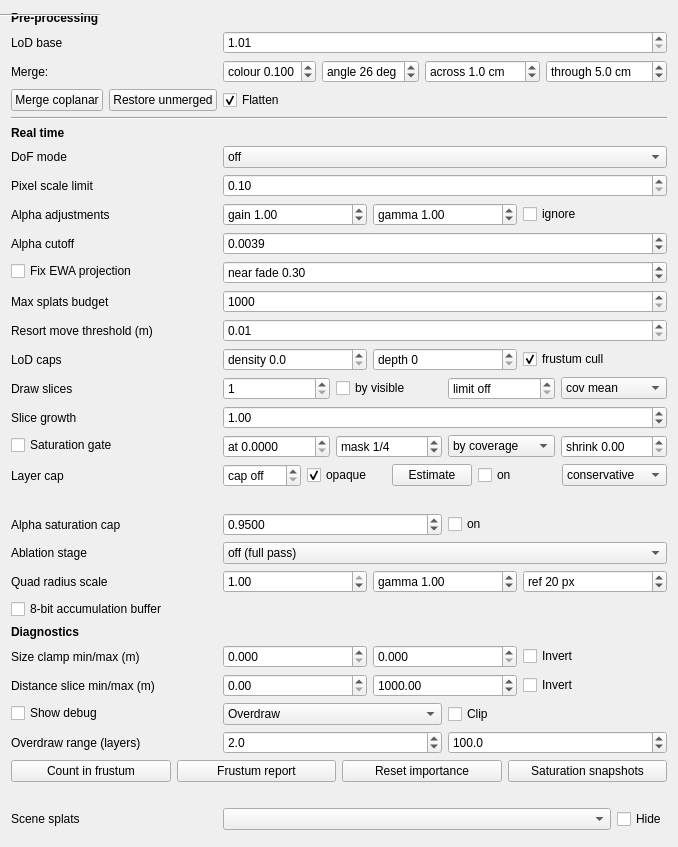
russiaman/substrata_robo, file gui_client/GaussianSplatSettingsWidget.ui: the form before one commit.
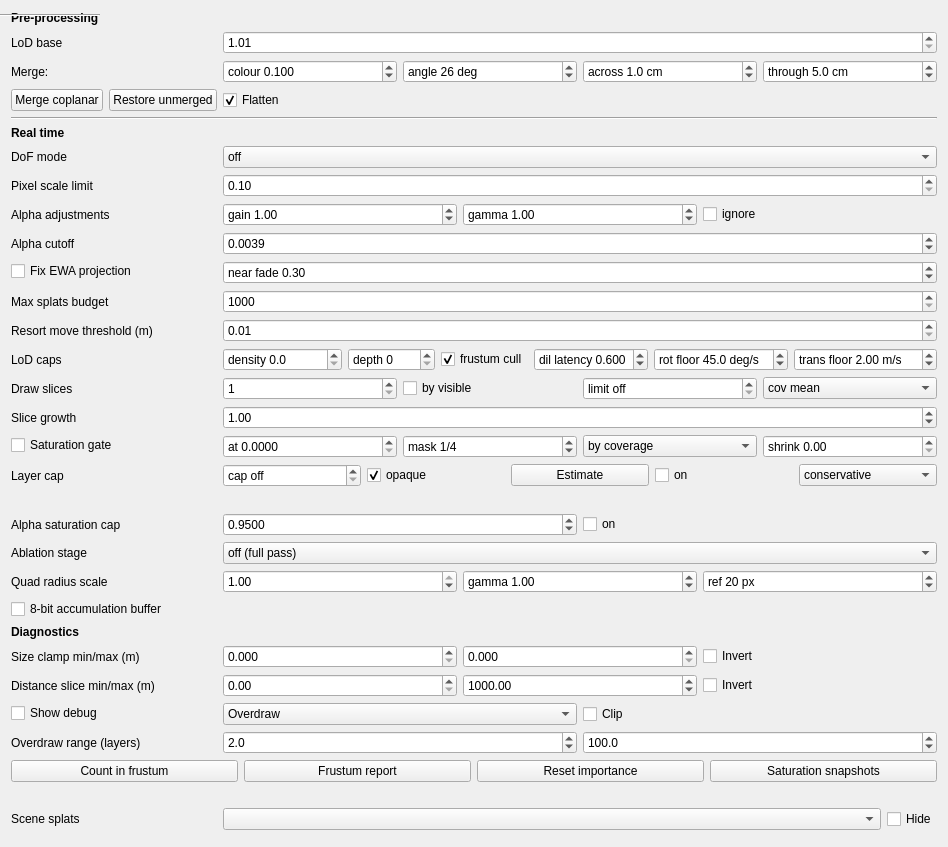
The form after the commit.

Commit message:
Splat settings K3: live dilation knobs for the split filter
Adds three spin boxes to the Gaussian-splat settings panel - dilation latency (s),
rotation floor (deg/s), translation floor (m/s) - wired to the new
GaussianSplatRenderer filter dilation setters. Lets the edge-coverage vs cost
trade be tuned by eye; default latency 0.6.

Diff of the .ui file:
```diff
--- a/gui_client/GaussianSplatSettingsWidget.ui
+++ b/gui_client/GaussianSplatSettingsWidget.ui
@@ -661,6 +661,87 @@
         </property>
        </widget>
       </item>
+      <item>
+       <widget class="QDoubleSpinBox" name="filterDilationLatencyDoubleSpinBox">
+        <property name="prefix">
+         <string>dil latency </string>
+        </property>
+        <property name="toolTip">
+         <string>SESSION063 K3: split-filter dilation window (seconds). The filter keeps nodes this much "ahead" of the camera's motion so the frustum edge doesn't trail during the filter's latency. Bigger = the edge holds under fast rotation/translation but more off-screen nodes are kept. The old cull path used 0.3. Applies live.</string>
+        </property>
+        <property name="decimals">
+         <number>3</number>
+        </property>
+        <property name="minimum">
+         <double>0.000000000000000</double>
+        </property>
+        <property name="maximum">
+         <double>2.000000000000000</double>
+        </property>
+        <property name="singleStep">
+         <double>0.020000000000000</double>
+        </property>
+        <property name="value">
+         <double>0.600000000000000</double>
+        </property>
+       </widget>
+      </item>
+      <item>
+       <widget class="QDoubleSpinBox" name="filterMinRotRateDoubleSpinBox">
+        <property name="prefix">
+         <string>rot floor </string>
+        </property>
+        <property name="suffix">
+         <string> deg/s</string>
+        </property>
+        <property name="toolTip">
+         <string>SESSION063 K3: baseline angular rate (deg/s) the split-filter dilation assumes even from a standstill, so the static-&gt;moving transition is covered before the motion tracker catches up. Applies live.</string>
+        </property>
+        <property name="decimals">
+         <number>1</number>
+        </property>
+        <property name="minimum">
+         <double>0.000000000000000</double>
+        </property>
+        <property name="maximum">
+         <double>720.000000000000000</double>
+        </property>
+        <property name="singleStep">
+         <double>5.000000000000000</double>
+        </property>
+        <property name="value">
+         <double>45.000000000000000</double>
+        </property>
+       </widget>
+      </item>
+      <item>
+       <widget class="QDoubleSpinBox" name="filterMinTransRateDoubleSpinBox">
+        <property name="prefix">
+         <string>trans floor </string>
+        </property>
+        <property name="suffix">
+         <string> m/s</string>
+        </property>
+        <property name="toolTip">
+         <string>SESSION063 K3: baseline translation rate (m/s) the split-filter dilation assumes even from a standstill, covering the static-&gt;moving transition for camera movement. Applies live.</string>
+        </property>
+        <property name="decimals">
+         <number>2</number>
+        </property>
+        <property name="minimum">
+         <double>0.000000000000000</double>
+        </property>
+        <property name="maximum">
+         <double>100.000000000000000</double>
+        </property>
+        <property name="singleStep">
+         <double>0.500000000000000</double>
+        </property>
+        <property name="value">
+         <double>2.000000000000000</double>
+        </property>
+       </widget>
+      </item>
      </layout>
     </widget>
    </item>
```
Left out of the diff: 2 changed lines with no effect on the pictures. The commit also changes 2 other files.
